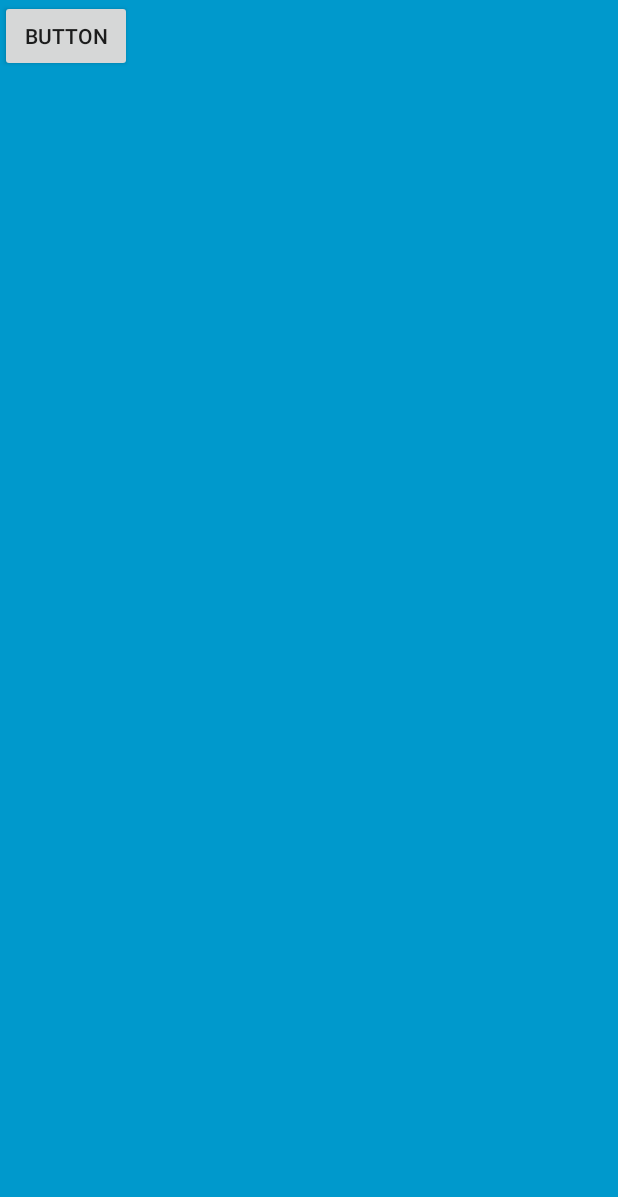
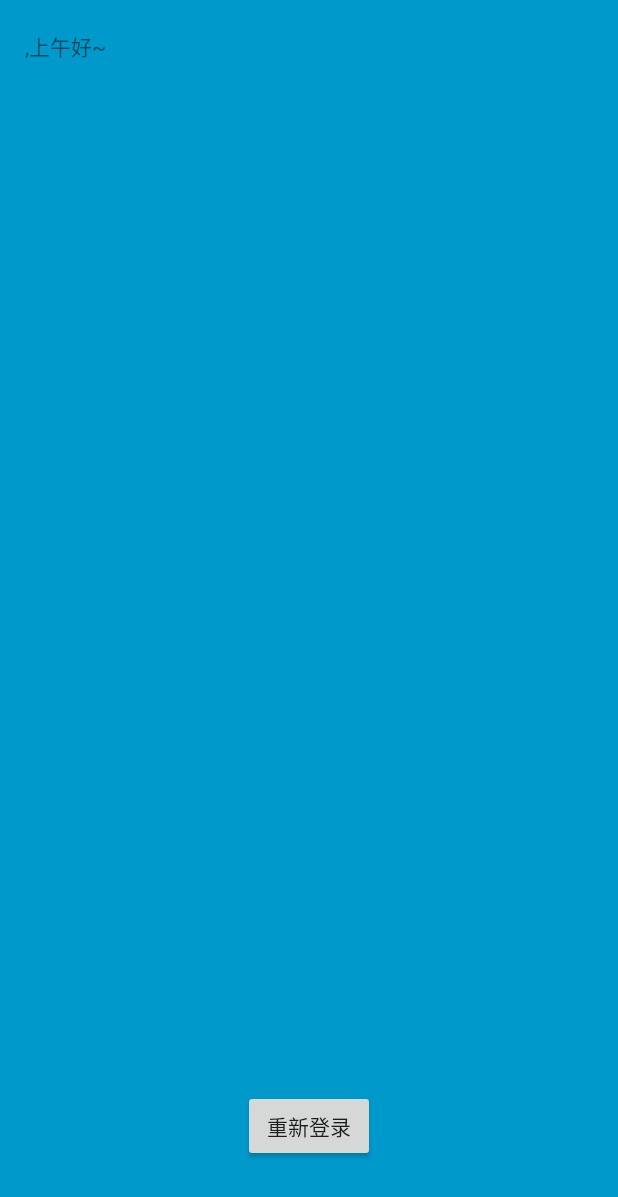
Before and after one commit to shangmanfen/AndroidSQL, an Android app: the MainWindow screen opened directly, with no data from a screen before it, on a phone screen of 412 x 824 dp. Shown: the top 1197 px of the screen. Run offline under Robolectric (Android 15) with nearby library versions, the phone set to English and light mode, and no system bars; libraries missing offline, so code that uses them is left out: cn.waps.

Commit message:
增加了“贴心问候语”

```diff
--- a/app/src/main/java/com/smf/xxy/androidsql/MainActivity.java
+++ b/app/src/main/java/com/smf/xxy/androidsql/MainActivity.java
@@ -84,7 +84,6 @@ public class MainActivity extends Activity {
         }
         public void login(View v) {
             if(v==btnTest){
-
                 if(userName.getText().toString().equals(""))
                 {
                     Toast.makeText(MainActivity.this,"请输入用户名！",Toast.LENGTH_SHORT).show();
@@ -204,6 +203,7 @@ public class MainActivity extends Activity {
                     case 1001:
                         Toast.makeText(MainActivity.this,"登陆成功~",Toast.LENGTH_SHORT).show();
                         startActivity(new Intent(MainActivity.this,MainWindow.class));
+                        MainActivity.this.finish();
                         break;
 
                     case 1002:
--- a/app/src/main/java/com/smf/xxy/androidsql/MainWindow.java
+++ b/app/src/main/java/com/smf/xxy/androidsql/MainWindow.java
@@ -5,49 +5,58 @@ import android.annotation.TargetApi;
 import android.app.ActionBar;
 import android.app.Activity;
 import android.content.Intent;
+import android.content.SharedPreferences;
 import android.os.Build;
 import android.os.Bundle;
 import android.os.Environment;
 import android.os.Handler;
 import android.os.StatFs;
+import android.preference.PreferenceManager;
 import android.view.MotionEvent;
 import android.view.View;
 import android.widget.LinearLayout;
+import android.widget.TextView;
 import android.widget.Toast;
 
 import java.io.File;
 import java.io.FileOutputStream;
+import java.util.Calendar;
 
 import cn.waps.AppConnect;
 
 public class MainWindow extends Activity {
     public static MainWindow instance3 = null;
-
-
+    private SharedPreferences pref;
+    TextView textView;
     @Override
     protected void onCreate(Bundle savedInstanceState) {
         super.onCreate(savedInstanceState);
         setContentView(R.layout.activity_mainwindow);
         instance3=this;
+        textView=findViewById(R.id.textView1);
+        pref= PreferenceManager.getDefaultSharedPreferences(this);
+        String account=pref.getString("account","");
+        String tiexinwenhouyu="";
+        Calendar calendar = Calendar.getInstance();
+//获取系统的日期
+//年int year = calendar.get(Calendar.YEAR);
+//月int month = calendar.get(Calendar.MONTH)+1;
+//日int day = calendar.get(Calendar.DAY_OF_MONTH);
+//获取系统时间
+//分钟int minute = calendar.get(Calendar.MINUTE);
+//秒int second = calendar.get(Calendar.SECOND);
+//小时
+        int hour = calendar.get(Calendar.HOUR_OF_DAY);
+        if(hour<=5 & hour>3){ tiexinwenhouyu="真早啊~"; }
+        else if(hour<=8 & hour>5){ tiexinwenhouyu="早上好~"; }
+        else if(hour<=11 & hour>8){ tiexinwenhouyu="上午好~"; }
+        else if(hour<=13 & hour>11){ tiexinwenhouyu="中午好~"; }
+        else if(hour<=18 & hour>13){ tiexinwenhouyu="下午好~"; }
+        else if(hour<=23 & hour>18){ tiexinwenhouyu="晚上好~"; }
+        else if(hour>23||hour<=3){ tiexinwenhouyu="夜深啦~"; }
+        textView.setText(account+","+tiexinwenhouyu);
     }
-    /**
-     * 保存用户名和密码的业务方法
-     */
-    public static boolean saveUserInfo(String username, String password) {
-        try {
-            // 使用当前项目的绝对路径
-            File file = new File("data/data/com.smf.xxy.androidsql/info.txt");
-            // 创建输出流对象
-            FileOutputStream fos = new FileOutputStream(file);
-            // 向文件中写入信息
-            fos.write((username + "##" + password).getBytes());
-            // 关闭输出流对象
-            fos.close();
-            return true;
-        } catch (Exception e) {
-            throw new RuntimeException();
-        }
-    }
+
 
     private long firstTime=0;  //记录第几次点击返回
     @Override
@@ -66,5 +75,6 @@ public class MainWindow extends Activity {
 
     public void BackWay(View view) {
         startActivity(new Intent(MainWindow.this,MainActivity.class));
+        MainWindow.this.finish();
     }
 }
--- a/app/src/main/res/layout/activity_mainwindow.xml
+++ b/app/src/main/res/layout/activity_mainwindow.xml
@@ -1,5 +1,6 @@
 <?xml version="1.0" encoding="utf-8"?>
-<FrameLayout xmlns:android="http://schemas.android.com/apk/res/android"
+<android.support.constraint.ConstraintLayout xmlns:android="http://schemas.android.com/apk/res/android"
+    xmlns:app="http://schemas.android.com/apk/res-auto"
     xmlns:tools="http://schemas.android.com/tools"
     android:layout_width="match_parent"
     android:layout_height="match_parent"
@@ -11,7 +12,36 @@
         android:id="@+id/button"
         android:layout_width="wrap_content"
         android:layout_height="wrap_content"
-        android:text="Button"
-        android:onClick="BackWay"/>
+        android:layout_marginBottom="8dp"
+        android:layout_marginEnd="8dp"
+        android:layout_marginLeft="8dp"
+        android:layout_marginRight="8dp"
+        android:layout_marginStart="8dp"
+        android:layout_marginTop="8dp"
+        android:onClick="BackWay"
+        android:text="重新登录"
+        app:layout_constraintBottom_toBottomOf="parent"
+        app:layout_constraintEnd_toEndOf="parent"
+        app:layout_constraintStart_toStartOf="parent"
+        app:layout_constraintTop_toTopOf="parent"
+        app:layout_constraintVertical_bias="0.946" />
 
-</FrameLayout>
+    <TextView
+        android:id="@+id/textView1"
+        android:layout_width="wrap_content"
+        android:layout_height="wrap_content"
+        android:layout_marginBottom="8dp"
+        android:layout_marginEnd="8dp"
+        android:layout_marginLeft="8dp"
+        android:layout_marginRight="8dp"
+        android:layout_marginStart="8dp"
+        android:layout_marginTop="8dp"
+        android:text="TextView"
+        app:layout_constraintBottom_toBottomOf="parent"
+        app:layout_constraintEnd_toEndOf="parent"
+        app:layout_constraintHorizontal_bias="0.025"
+        app:layout_constraintStart_toStartOf="parent"
+        app:layout_constraintTop_toTopOf="parent"
+        app:layout_constraintVertical_bias="0.015" />
+
+</android.support.constraint.ConstraintLayout>
```
Also changed, not shown: app/src/main/AndroidManifest.xml (+1 -8 lines), app/src/main/res/layout/activity_start.xml (+6 -4 lines), app/src/main/res/values/strings.xml (+1 -6 lines), app/build.gradle (line endings or trailing spaces), 1 other file.
